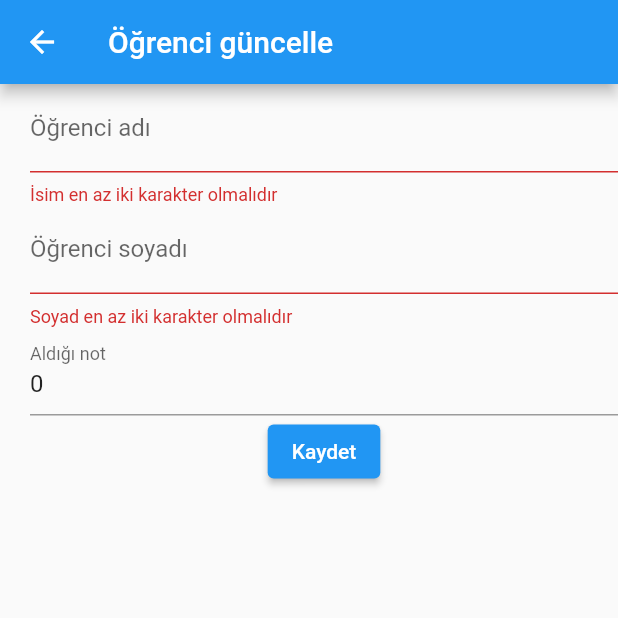
After one commit to Dilara-Benli/ogrenci_takip_sistemi, a Flutter app: the screen it shows after launch, item 2 of the bottom bar chosen, after a tap on "Kaydet", on a phone screen of 412 x 824 dp, the top half of it. The commit adds this screen. Run offline on Flutter 3.47's test engine with Material 2 defaults, Android fonts, the phone set to English and light mode, and no system bars; network calls fail.

Commit message:
version1

```diff
--- a/lib/main.dart
+++ b/lib/main.dart
@@ -1,6 +1,7 @@
 import 'package:flutter/material.dart';
 import 'package:temel_widget/models/student.dart';
 import 'package:temel_widget/screens/student_add.dart';
+import 'package:temel_widget/screens/student_edit.dart';
 
 void main() {
   runApp(MaterialApp(home: MyApp()));
@@ -112,8 +113,7 @@ class _MyAppState extends State<MyApp> {
                   ],
                 ),
                 onPressed: () {
-                  var sms = "Güncellendi";
-                  mesajGoster(context, sms);
+                  Navigator.push(context, MaterialPageRoute(builder: (context)=>StudentEdit(selectedStudent)));
                 },
               ),
             ),
--- /dev/null
+++ b/lib/screens/student_edit.dart
@@ -0,0 +1,89 @@
+import 'package:flutter/material.dart';
+import 'package:temel_widget/models/student.dart';
+import 'package:temel_widget/validation/student_validator.dart';
+
+class StudentEdit extends StatefulWidget {
+  Student selectedStudent;
+  StudentEdit(this.selectedStudent);
+
+  @override
+  State<StatefulWidget> createState() {
+    return _StudentEditState(selectedStudent);
+  }
+}
+
+class _StudentEditState extends State with StudentValidationMixin {  //with'ten sonra yazılanın fonk.larını kullanabilirsin
+  Student selectedStudent;
+  var formKey = GlobalKey <FormState>();
+
+  _StudentEditState(this.selectedStudent);
+  @override
+  Widget build(BuildContext context) {
+    return Scaffold(
+        appBar: AppBar(
+          title: Text("Öğrenci güncelle"),
+        ),
+        body: Container(
+          margin: EdgeInsets.only(left: 20.0),
+          child: Form(key: formKey, child: Column(
+            children: [
+              buildFirstNameField(),
+              buildLastNameField(),
+              buildGradeField(),
+              buildSubmitField(),
+            ],
+          )),
+        )
+    );
+  }
+
+  Widget buildFirstNameField() {
+    return TextFormField(
+      initialValue: selectedStudent.firstName,
+      decoration: const InputDecoration(labelText: "Öğrenci adı", hintText: "Dilara"),
+      validator: validateFirstName,
+      onSaved: (String? value){
+        selectedStudent.firstName=value!;
+      },
+    );
+  }
+  Widget buildLastNameField() {
+    return TextFormField(
+      initialValue: selectedStudent.lastName,
+      decoration: const InputDecoration(labelText: "Öğrenci soyadı", hintText: "Benli"),
+      validator: validateLastName,
+      onSaved: (String? value){
+        selectedStudent.lastName=value!;
+      },
+    );
+  }
+  Widget buildGradeField() {
+    return TextFormField(
+      initialValue: selectedStudent.grade.toString(),
+      decoration: const InputDecoration(labelText: "Aldığı not", hintText: "65"),
+      validator: validateGrade,
+      onSaved: (String? value){
+        selectedStudent.grade=int.parse(value!);
+      },
+    );
+  }
+
+  Widget buildSubmitField() {
+    return ElevatedButton(
+      child: Text("Kaydet"),
+      onPressed: (){
+        if(formKey.currentState!.validate()){
+          formKey.currentState!.save();
+          saveStudent();
+          Navigator.pop(context);  //anasayfaya
+        }
+      },
+    );
+  }
+
+  void saveStudent() {
+    print(selectedStudent.firstName);
+    print(selectedStudent.lastName);
+    print(selectedStudent.grade);
+  }
+}
```
